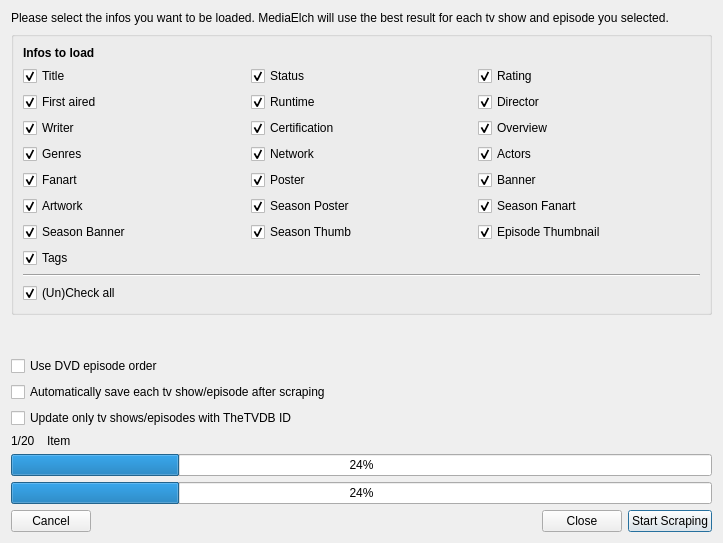
Qt form src/ui/tv_show/TvShowMultiScrapeDialog.ui (Komet/MediaElch) before a commit.
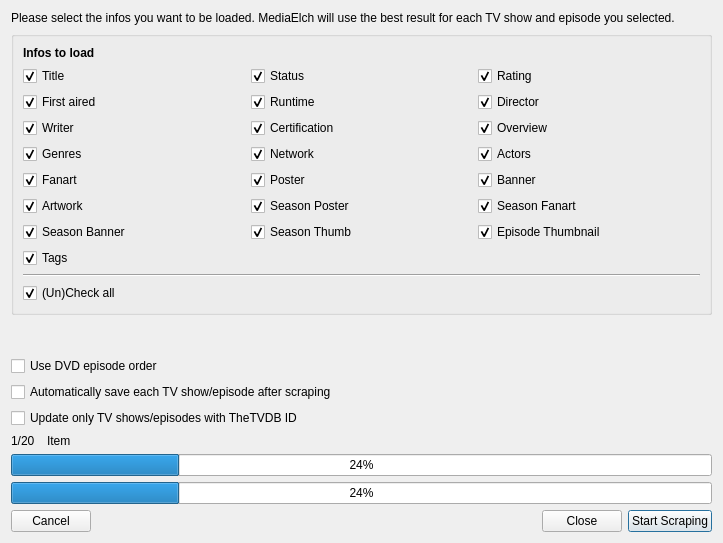
The same form after that commit. Icons and pictures are not drawn. Custom widgets are drawn as their Qt base class.

Commit message:
[i18n] Write TV instead of tv for "TV show"
Use uppercase version of the abbreviation for television.

The edit to the form file:
```diff
--- a/src/ui/tv_show/TvShowMultiScrapeDialog.ui
+++ b/src/ui/tv_show/TvShowMultiScrapeDialog.ui
@@ -21,7 +21,7 @@
    <item>
     <widget class="QLabel" name="label">
      <property name="text">
-      <string>Please select the infos you want to be loaded. MediaElch will use the best result for each tv show and episode you selected.</string>
+      <string>Please select the infos you want to be loaded. MediaElch will use the best result for each TV show and episode you selected.</string>
      </property>
      <property name="wordWrap">
       <bool>true</bool>
@@ -380,14 +380,14 @@
    <item>
     <widget class="QCheckBox" name="chkAutoSave">
      <property name="text">
-      <string>Automatically save each tv show/episode after scraping</string>
+      <string>Automatically save each TV show/episode after scraping</string>
      </property>
     </widget>
    </item>
    <item>
     <widget class="QCheckBox" name="chkOnlyId">
      <property name="text">
-      <string>Update only tv shows/episodes with TheTVDB ID</string>
+      <string>Update only TV shows/episodes with TheTVDB ID</string>
      </property>
     </widget>
    </item>
```
The commit also changes 27 other files.
